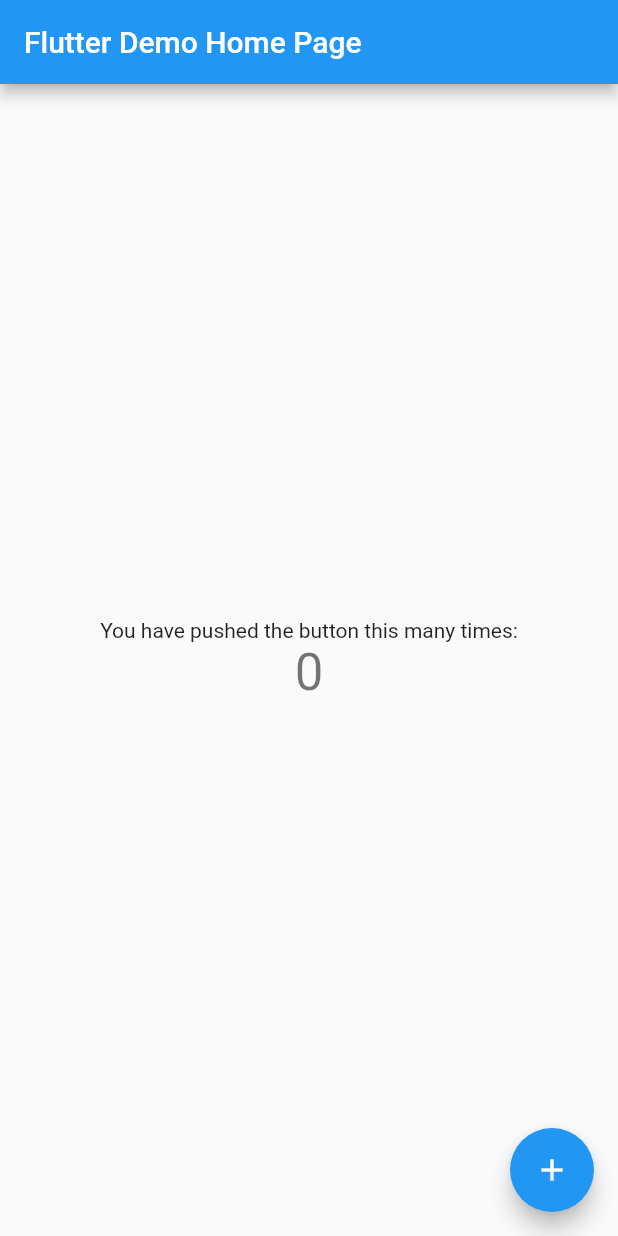
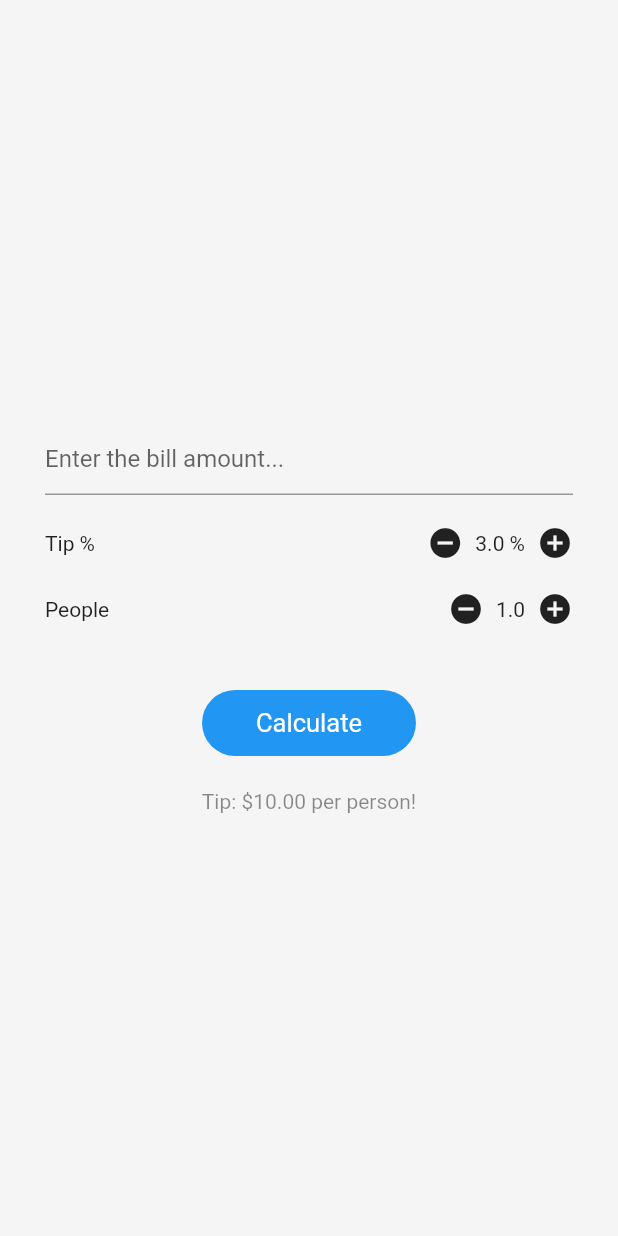
Before and after one commit to the-jey/Flutter-Tipcalculator, a Flutter app: the screen it shows after launch, on a phone screen of 412 x 824 dp. Run offline on Flutter 3.47's test engine with Material 2 defaults, Android fonts, the phone set to English and light mode, and no system bars.

Commit message:
creating the UI

```diff
--- a/lib/main.dart
+++ b/lib/main.dart
@@ -9,109 +9,111 @@ class MyApp extends StatelessWidget {
   @override
   Widget build(BuildContext context) {
     return MaterialApp(
-      title: 'Flutter Demo',
+      debugShowCheckedModeBanner: false,
+      title: 'Tip Calculator',
       theme: ThemeData(
-        // This is the theme of your application.
-        //
-        // Try running your application with "flutter run". You'll see the
-        // application has a blue toolbar. Then, without quitting the app, try
-        // changing the primarySwatch below to Colors.green and then invoke
-        // "hot reload" (press "r" in the console where you ran "flutter run",
-        // or simply save your changes to "hot reload" in a Flutter IDE).
-        // Notice that the counter didn't reset back to zero; the application
-        // is not restarted.
         primarySwatch: Colors.blue,
-        // This makes the visual density adapt to the platform that you run
-        // the app on. For desktop platforms, the controls will be smaller and
-        // closer together (more dense) than on mobile platforms.
-        visualDensity: VisualDensity.adaptivePlatformDensity,
       ),
-      home: MyHomePage(title: 'Flutter Demo Home Page'),
+      home: HomePage(),
     );
   }
 }
 
-class MyHomePage extends StatefulWidget {
-  MyHomePage({Key key, this.title}) : super(key: key);
-
-  // This widget is the home page of your application. It is stateful, meaning
-  // that it has a State object (defined below) that contains fields that affect
-  // how it looks.
-
-  // This class is the configuration for the state. It holds the values (in this
-  // case the title) provided by the parent (in this case the App widget) and
-  // used by the build method of the State. Fields in a Widget subclass are
-  // always marked "final".
-
-  final String title;
-
+class HomePage extends StatefulWidget {
   @override
-  _MyHomePageState createState() => _MyHomePageState();
+  _HomePageState createState() => _HomePageState();
 }
 
-class _MyHomePageState extends State<MyHomePage> {
-  int _counter = 0;
-
-  void _incrementCounter() {
-    setState(() {
-      // This call to setState tells the Flutter framework that something has
-      // changed in this State, which causes it to rerun the build method below
-      // so that the display can reflect the updated values. If we changed
-      // _counter without calling setState(), then the build method would not be
-      // called again, and so nothing would appear to happen.
-      _counter++;
-    });
-  }
+class _HomePageState extends State<HomePage> {
+  double billAmount = 0, tipPercentage = 3.0, people = 1, totalAmount = 0;
 
   @override
   Widget build(BuildContext context) {
-    // This method is rerun every time setState is called, for instance as done
-    // by the _incrementCounter method above.
-    //
-    // The Flutter framework has been optimized to make rerunning build methods
-    // fast, so that you can just rebuild anything that needs updating rather
-    // than having to individually change instances of widgets.
     return Scaffold(
-      appBar: AppBar(
-        // Here we take the value from the MyHomePage object that was created by
-        // the App.build method, and use it to set our appbar title.
-        title: Text(widget.title),
-      ),
-      body: Center(
-        // Center is a layout widget. It takes a single child and positions it
-        // in the middle of the parent.
+      backgroundColor: Colors.grey.shade100,
+      body: Container(
+        padding: EdgeInsets.symmetric(horizontal: 30.0),
         child: Column(
-          // Column is also a layout widget. It takes a list of children and
-          // arranges them vertically. By default, it sizes itself to fit its
-          // children horizontally, and tries to be as tall as its parent.
-          //
-          // Invoke "debug painting" (press "p" in the console, choose the
-          // "Toggle Debug Paint" action from the Flutter Inspector in Android
-          // Studio, or the "Toggle Debug Paint" command in Visual Studio Code)
-          // to see the wireframe for each widget.
-          //
-          // Column has various properties to control how it sizes itself and
-          // how it positions its children. Here we use mainAxisAlignment to
-          // center the children vertically; the main axis here is the vertical
-          // axis because Columns are vertical (the cross axis would be
-          // horizontal).
           mainAxisAlignment: MainAxisAlignment.center,
           children: <Widget>[
+            TextField(
+              onChanged: (value) {
+                billAmount = double.parse(value);
+              },
+              keyboardType: TextInputType.number,
+              decoration: InputDecoration(
+                hintText: 'Enter the bill amount...',
+              ),
+            ),
+            SizedBox(height: 20.0),
+            Row(
+              children: [
+                Text('Tip %'),
+                Spacer(),
+                GestureDetector(
+                  onTap: () {
+                    //TODO:
+                  },
+                  child: Icon(Icons.remove_circle),
+                ),
+                SizedBox(width: 8.0),
+                Text('$tipPercentage %'),
+                SizedBox(width: 8.0),
+                GestureDetector(
+                  onTap: () {
+                    //TODO:
+                  },
+                  child: Icon(Icons.add_circle),
+                ),
+              ],
+            ),
+            SizedBox(height: 20.0),
+            Row(
+              children: [
+                Text('People'),
+                Spacer(),
+                GestureDetector(
+                  onTap: () {
+                    //TODO:
+                  },
+                  child: Icon(Icons.remove_circle),
+                ),
+                SizedBox(width: 8.0),
+                Text('$people'),
+                SizedBox(width: 8.0),
+                GestureDetector(
+                  onTap: () {
+                    //TODO:
+                  },
+                  child: Icon(Icons.add_circle),
+                ),
+              ],
+            ),
+            SizedBox(height: 40.0),
+            FlatButton(
+              onPressed: () {
+                //TODO:
+              },
+              padding: EdgeInsets.symmetric(horizontal: 36.0, vertical: 12.0),
+              color: Colors.blue,
+              textColor: Colors.white,
+              child: Text(
+                'Calculate',
+                style: TextStyle(fontSize: 17.0, fontWeight: FontWeight.normal),
+              ),
+              shape: RoundedRectangleBorder(
+                  borderRadius: BorderRadius.circular(25.0)),
+            ),
+            SizedBox(height: 20.0),
             Text(
-              'You have pushed the button this many times:',
-            ),
-            Text(
-              '$_counter',
-              style: Theme.of(context).textTheme.headline4,
+              'Tip: \$10.00 per person!',
+              style: TextStyle(
+                color: Colors.black45,
+              ),
             ),
           ],
         ),
       ),
-      floatingActionButton: FloatingActionButton(
-        onPressed: _incrementCounter,
-        tooltip: 'Increment',
-        child: Icon(Icons.add),
-      ), // This trailing comma makes auto-formatting nicer for build methods.
     );
   }
 }
```
